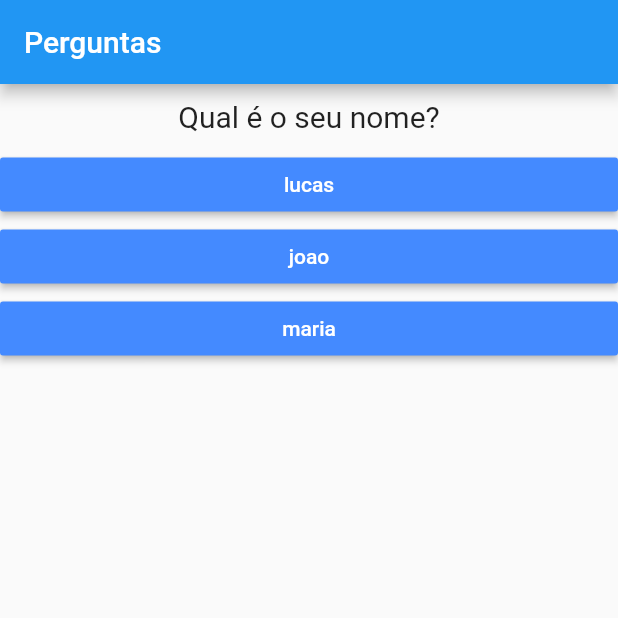
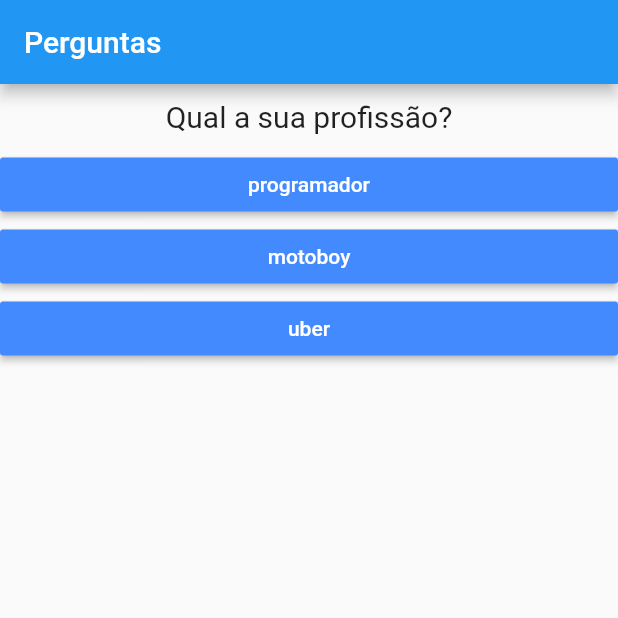
Before and after one commit to cherobim22/Flutter, a Flutter app: the screen it shows after launch, after a tap on "azul", on a phone screen of 412 x 824 dp, the top half of it. Run offline on Flutter 3.47's test engine with Material 2 defaults, Android fonts, the phone set to English and light mode, and no system bars.

Commit message:
update files

```diff
--- a/dev/lib/main.dart
+++ b/dev/lib/main.dart
@@ -15,12 +15,12 @@ class _PerguntaAppState extends State<PerguntaApp>{
         'resp': ["azul", "vermelho", "preto"]
       },
       {
-        'text': "Qual é o seu nome?",
-        'resp': ["lucas", "joao", "maria"]
+        'text': "Qual a sua profissão?",
+        'resp': ["programador", "motoboy", "uber"]
       },
       {
         'text': "Qual seu hobbie?",
-        'resp': ["futebol", "dormir", "comer"]
+        'resp': ["leitura", "dormir", "comer"]
       }
     ];
 
@@ -53,7 +53,15 @@ class _PerguntaAppState extends State<PerguntaApp>{
             ...widgets // todos os elementos na lista
 
           ],
-        ) : null,
+        ) : const Center(
+          child: Text(
+            'Parabens!',
+            style: TextStyle(
+              fontSize: 28
+            ),
+
+            ),
+        ),
       ),
     );
   }
```
